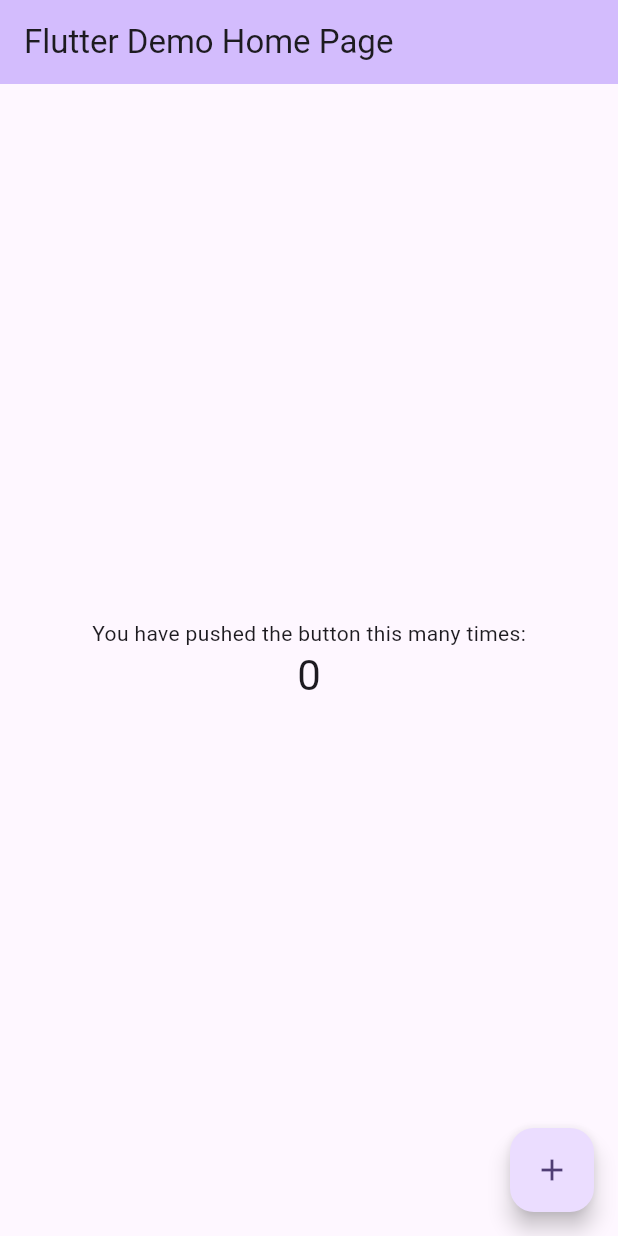
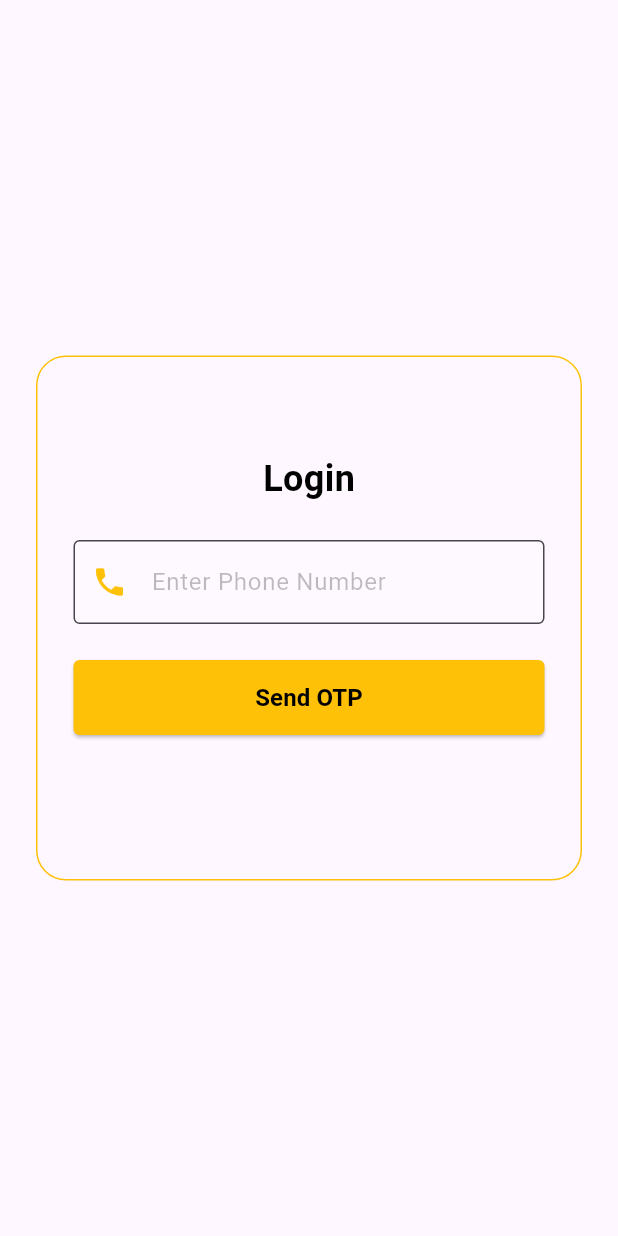
Before and after one commit to rashi8643/user_app, a Flutter app: the screen it shows after launch, on a phone screen of 412 x 824 dp. Run offline on Flutter 3.47's test engine with Material 3 defaults, Android fonts, the phone set to English and light mode, and no system bars; our stand-ins replace firebase_core, flutter_riverpod, hooks_riverpod; accounts and stored records are empty.

Commit message:
completed login ui

```diff
--- /dev/null
+++ b/lib/data/data_source/firebase_auth_datasource.dart
@@ -0,0 +1,5 @@
+abstract class FirebaseAuthDatasource {
+  Future<(String, int?)> phoneNumberSignIn(
+    String number,
+  );
+}
--- a/lib/main.dart
+++ b/lib/main.dart
@@ -1,69 +1,24 @@
+import 'package:firebase_core/firebase_core.dart';
 import 'package:flutter/material.dart';
+import 'package:flutter_task_user_app/firebase_options.dart';
+import 'package:flutter_task_user_app/presantation/pages/login_page.dart';
+import 'package:hooks_riverpod/hooks_riverpod.dart';
 
-void main() {
-  runApp(const MyApp());
+Future<void> main() async {
+  WidgetsFlutterBinding.ensureInitialized();
+  await Firebase.initializeApp(
+    options: DefaultFirebaseOptions.currentPlatform,
+  );
+  runApp(const ProviderScope(child: MyApp()));
 }
 
 class MyApp extends StatelessWidget {
   const MyApp({super.key});
-
-  // This widget is the root of your application.
   @override
   Widget build(BuildContext context) {
-    return MaterialApp(
-      title: 'Flutter Demo',
-      theme: ThemeData(
-        colorScheme: ColorScheme.fromSeed(seedColor: Colors.deepPurple),
-        useMaterial3: true,
-      ),
-      home: const MyHomePage(title: 'Flutter Demo Home Page'),
+    return const MaterialApp(
+      debugShowCheckedModeBanner: false,
+      home: LoginPage(),
     );
   }
 }
-
-class MyHomePage extends StatefulWidget {
-  const MyHomePage({super.key, required this.title});
-  final String title;
-
-  @override
-  State<MyHomePage> createState() => _MyHomePageState();
-}
-
-class _MyHomePageState extends State<MyHomePage> {
-  int _counter = 0;
-
-  void _incrementCounter() {
-    setState(() {
-      _counter++;
-    });
-  }
-
-  @override
-  Widget build(BuildContext context) {
-    return Scaffold(
-      appBar: AppBar(
-        backgroundColor: Theme.of(context).colorScheme.inversePrimary,
-        title: Text(widget.title),
-      ),
-      body: Center(
-        child: Column(
-          mainAxisAlignment: MainAxisAlignment.center,
-          children: <Widget>[
-            const Text(
-              'You have pushed the button this many times:',
-            ),
-            Text(
-              '$_counter',
-              style: Theme.of(context).textTheme.headlineMedium,
-            ),
-          ],
-        ),
-      ),
-      floatingActionButton: FloatingActionButton(
-        onPressed: _incrementCounter,
-        tooltip: 'Increment',
-        child: const Icon(Icons.add),
-      ),
-    );
-  }
-}
--- /dev/null
+++ b/lib/presantation/pages/login_page.dart
@@ -0,0 +1,86 @@
+import 'package:flutter/material.dart';
+import 'package:flutter_riverpod/flutter_riverpod.dart';
+import 'package:flutter_task_user_app/presantation/widgets/text_field_widget.dart';
+
+class LoginPage extends ConsumerWidget {
+  const LoginPage({super.key});
+
+  @override
+  Widget build(BuildContext context, WidgetRef ref) {
+    final controller = TextEditingController();
+    return Scaffold(
+      body: Center(
+        child: Padding(
+          padding: const EdgeInsets.all(24),
+          child: Container(
+            height: 350,
+            decoration: BoxDecoration(
+              borderRadius: BorderRadius.circular(
+                20,
+              ),
+              border: Border.all(
+                width: 1,
+                color: Colors.amber,
+              ),
+            ),
+            child: Column(
+              children: [
+                const SizedBox(
+                  height: 64,
+                ),
+                const Text(
+                  'Login',
+                  style: TextStyle(
+                    color: Colors.black,
+                    fontSize: 24,
+                    fontWeight: FontWeight.bold,
+                  ),
+                ),
+                TextFieldWidget(
+                  controller: controller,
+                  labelText: "Enter Phone Number",
+                  iconData: const Icon(
+                    Icons.phone,
+                    color: Colors.amber,
+                  ),
+                ),
+                Row(
+                  children: [
+                    Expanded(
+                      child: Padding(
+                        padding: const EdgeInsets.symmetric(horizontal: 24),
+                        child: ElevatedButton(
+                          style: ElevatedButton.styleFrom(
+                            backgroundColor: Colors.amber,
+                            minimumSize: const Size(
+                              0,
+                              50,
+                            ),
+                            shape: RoundedRectangleBorder(
+                              borderRadius: BorderRadius.circular(
+                                4,
+                              ),
+                            ),
+                          ),
+                          onPressed: () {},
+                          child: const Text(
+                            'Send OTP',
+                            style: TextStyle(
+                              color: Colors.black,
+                              fontSize: 16,
+                              fontWeight: FontWeight.bold,
+                            ),
+                          ),
+                        ),
+                      ),
+                    ),
+                  ],
+                ),
+              ],
+            ),
+          ),
+        ),
+      ),
+    );
+  }
+}
--- /dev/null
+++ b/lib/presantation/widgets/text_field_widget.dart
@@ -0,0 +1,32 @@
+import 'package:flutter/material.dart';
+
+class TextFieldWidget extends StatelessWidget {
+  final String labelText;
+  final Icon iconData;
+  final TextEditingController controller;
+  const TextFieldWidget(
+      {super.key,
+      required this.labelText,
+      required this.iconData,
+      required this.controller});
+
+  @override
+  Widget build(BuildContext context) {
+    return Padding(
+      padding: const EdgeInsets.symmetric(horizontal: 24, vertical: 24),
+      child: TextField(
+        controller: controller,
+        decoration: InputDecoration(
+          fillColor: Colors.white10,
+          filled: true,
+          labelText: labelText,
+          labelStyle: const TextStyle(color: Colors.black26),
+          prefixIcon: iconData,
+          border: const OutlineInputBorder(
+            borderSide: BorderSide(color: Colors.black26),
+          ),
+        ),
+      ),
+    );
+  }
+}
```
Also changed, not shown: pubspec.yaml (+11 -0 lines), lib/firebase_options.dart (added), pubspec.lock, 6 other files.
